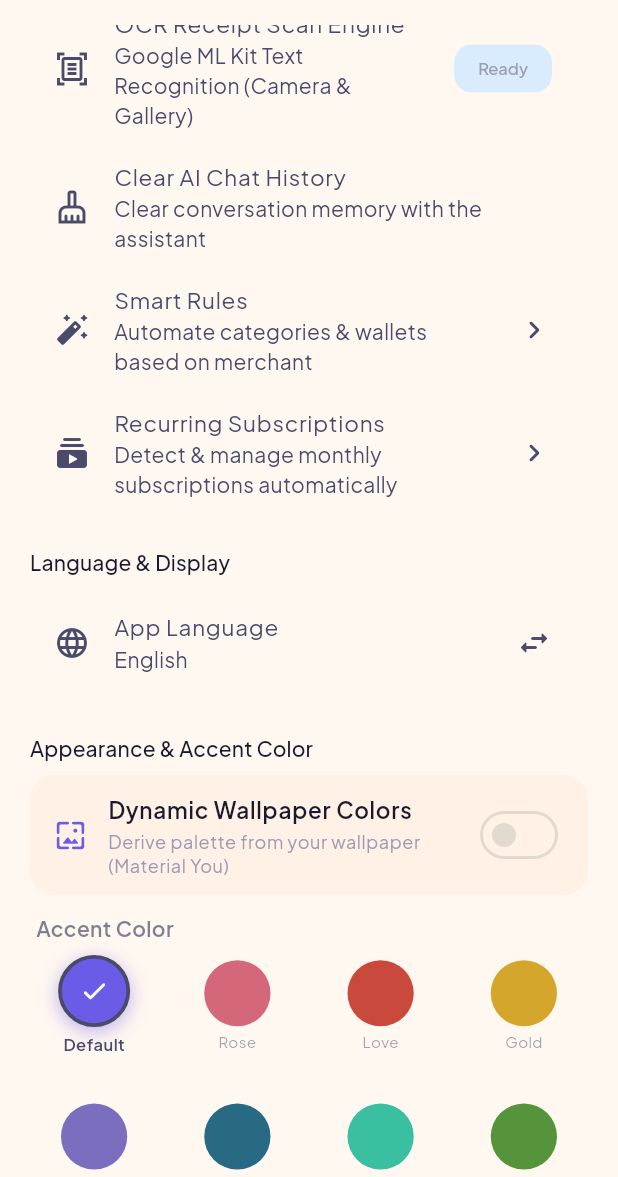
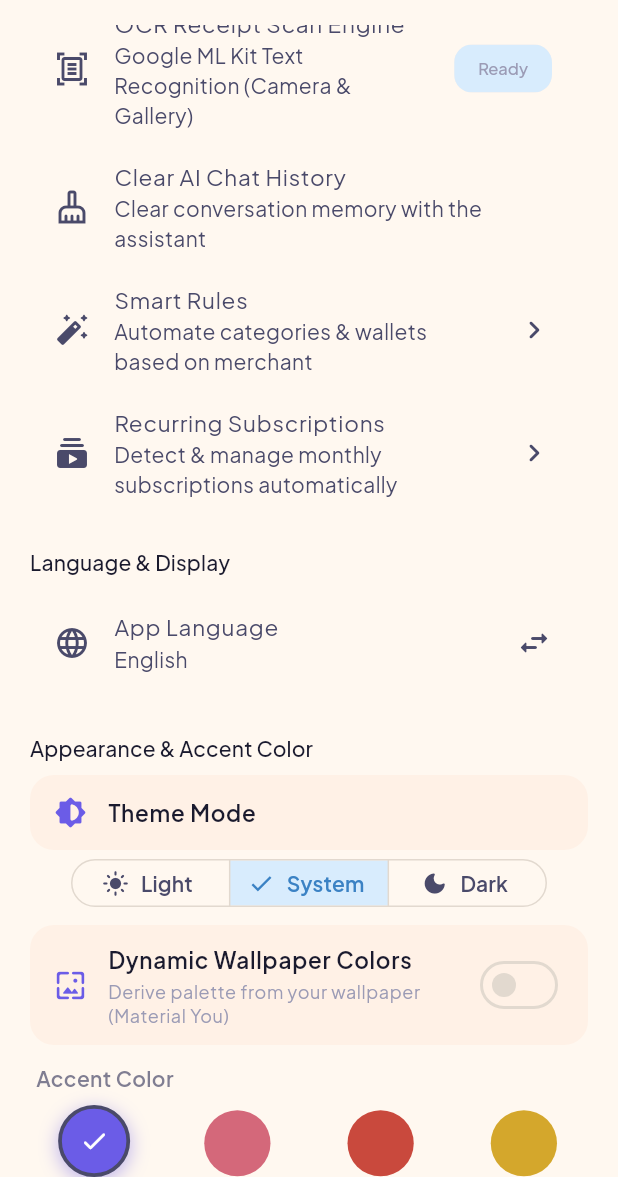
Before and after one commit to NaufalSaputraa/Sakuin, a Flutter app: the SettingsScreen screen opened by its route, scrolled down 1152 dp, on a phone screen of 412 x 824 dp, the part 59-1236 px from its top. Run offline on Flutter 3.47's test engine with Material 3 defaults, Android fonts, the phone set to English and light mode, and no system bars; drawn by our look-alikes of flutter_animate; our stand-ins replace dio, drift, drift_flutter, easy_localization, file_picker, fl_chart and 8 more; missing offline and left inert: google_mlkit_text_recognition, home_widget, litertlm, number_flow_flutter, quick_actions, receive_sharing_intent; accounts and stored records are empty; generated files the repository leaves out were written again; statements that could not run were skipped.

Commit message:
fix(ui): Lane D — icon hitam, about versi, scroll, light mode
- Categories FAB & wallets transfer icons pakai colorScheme.onPrimary/onSurface (no hardcoded black)
- Settings about: dynamic PackageInfo.fromPlatform versi (1.0.1+2) + add package_info_plus
- Settings scroll: ListView.builder → ListView(children) hilangkan lompat accent Grid
- Theme: ThemeMode provider (light/system/dark) + SegmentedButton di _AppearanceSection + main.dart watch themeModeProvider
- l10n: tambah theme_light/dark/system
- analyze 0

```diff
--- a/assets/translations/en.json
+++ b/assets/translations/en.json
@@ -179,6 +179,10 @@
     "dynamic_wallpaper_desc": "Derive palette from your wallpaper (Material You)",
     "accent_color": "Accent Color",
     "accent_default": "Default",
+    "theme_mode": "Theme Mode",
+    "theme_light": "Light",
+    "theme_dark": "Dark",
+    "theme_system": "System",
     "section_backup": "Backup & Restore",
     "section_about": "About Sakuin",
     "version": "Sakuin Version",
--- a/assets/translations/id.json
+++ b/assets/translations/id.json
@@ -179,6 +179,10 @@
     "dynamic_wallpaper_desc": "Derifkan palet dari wallpaper (Material You)",
     "accent_color": "Warna Aksen",
     "accent_default": "Default",
+    "theme_mode": "Mode Tema",
+    "theme_light": "Terang",
+    "theme_dark": "Gelap",
+    "theme_system": "Sistem",
     "section_backup": "Backup & Restore",
     "section_about": "Tentang Sakuin",
     "version": "Versi Sakuin",
--- a/lib/core/theme/theme_provider.dart
+++ b/lib/core/theme/theme_provider.dart
@@ -3,6 +3,63 @@ import 'package:flutter_riverpod/flutter_riverpod.dart';
 import 'package:shared_preferences/shared_preferences.dart';
 import '../constants/app_constants.dart';
 import 'color_schemes.dart';
+
+// ── Theme Mode ───────────────────────────────────────────────────────
+
+class ThemeModeState {
+  final ThemeMode mode;
+
+  const ThemeModeState({this.mode = ThemeMode.system});
+
+  ThemeModeState copyWith({ThemeMode? mode}) {
+    return ThemeModeState(mode: mode ?? this.mode);
+  }
+}
+
+class ThemeModeNotifier extends Notifier<ThemeModeState> {
+  @override
+  ThemeModeState build() {
+    _loadFromPrefs();
+    return const ThemeModeState();
+  }
+
+  Future<void> _loadFromPrefs() async {
+    final prefs = await SharedPreferences.getInstance();
+    final value = prefs.getString(AppConstants.themeKey) ?? 'system';
+    state = ThemeModeState(mode: _parseMode(value));
+  }
+
+  Future<void> setMode(ThemeMode mode) async {
+    state = ThemeModeState(mode: mode);
+    final prefs = await SharedPreferences.getInstance();
+    await prefs.setString(AppConstants.themeKey, _serializeMode(mode));
+  }
+
+  static ThemeMode _parseMode(String value) {
+    switch (value) {
+      case 'light':
+        return ThemeMode.light;
+      case 'dark':
+        return ThemeMode.dark;
+      default:
+        return ThemeMode.system;
+    }
+  }
+
+  static String _serializeMode(ThemeMode mode) {
+    switch (mode) {
+      case ThemeMode.light:
+        return 'light';
+      case ThemeMode.dark:
+        return 'dark';
+      case ThemeMode.system:
+        return 'system';
+    }
+  }
+}
+
+final themeModeProvider =
+    NotifierProvider<ThemeModeNotifier, ThemeModeState>(ThemeModeNotifier.new);
 
 // ── Accent Color ─────────────────────────────────────────────────────
 
--- a/lib/features/categories/presentation/categories_screen.dart
+++ b/lib/features/categories/presentation/categories_screen.dart
@@ -282,6 +282,7 @@ class _CategoriesScreenState extends ConsumerState<CategoriesScreen> with Single
 
   @override
   Widget build(BuildContext context) {
+    final theme = Theme.of(context);
     final expenseCategoriesAsync = ref.watch(expenseCategoriesProvider);
     final incomeCategoriesAsync = ref.watch(incomeCategoriesProvider);
 
@@ -330,8 +331,11 @@ class _CategoriesScreenState extends ConsumerState<CategoriesScreen> with Single
         onPressed: () {
           _showAddCategorySheet(context, isIncome: _tabController.index == 1);
         },
-        icon: const Icon(Icons.add_rounded),
-        label: const Text('Kategori Baru'),
+        icon: Icon(Icons.add_rounded, color: theme.colorScheme.onPrimary),
+        label: Text(
+          'Kategori Baru',
+          style: TextStyle(color: theme.colorScheme.onPrimary),
+        ),
       ),
     );
   }
--- a/lib/features/settings/presentation/settings_screen.dart
+++ b/lib/features/settings/presentation/settings_screen.dart
@@ -4,6 +4,7 @@ import 'package:easy_localization/easy_localization.dart';
 import 'package:go_router/go_router.dart';
 import 'package:shared_preferences/shared_preferences.dart';
 import 'package:flutter_animate/flutter_animate.dart';
+import 'package:package_info_plus/package_info_plus.dart';
 import '../../../core/constants/app_constants.dart';
 import '../../../core/theme/theme_provider.dart';
 import '../../../core/utils/currency_formatter.dart';
@@ -24,11 +25,13 @@ class SettingsScreen extends ConsumerStatefulWidget {
 
 class _SettingsScreenState extends ConsumerState<SettingsScreen> {
   String _userName = 'settings.default_user_name'.tr();
+  String _appVersion = '';
 
   @override
   void initState() {
     super.initState();
     _loadUserName();
+    _loadAppVersion();
   }
 
   Future<void> _loadUserName() async {
@@ -36,6 +39,13 @@ class _SettingsScreenState extends ConsumerState<SettingsScreen> {
     final name = prefs.getString(AppConstants.userNameKey);
     if (name != null && name.isNotEmpty && mounted) {
       setState(() => _userName = name);
+    }
+  }
+
+  Future<void> _loadAppVersion() async {
+    final info = await PackageInfo.fromPlatform();
+    if (mounted) {
+      setState(() => _appVersion = 'Versi ${info.version}+${info.buildNumber}');
     }
   }
 
@@ -326,7 +336,7 @@ class _SettingsScreenState extends ConsumerState<SettingsScreen> {
       ListTile(
         leading: const Icon(Icons.info_outline_rounded),
         title: Text('settings.version'.tr()),
-        subtitle: Text('settings.version_desc'.tr()),
+        subtitle: Text(_appVersion.isNotEmpty ? _appVersion : 'settings.version_desc'.tr()),
         shape: RoundedRectangleBorder(borderRadius: BorderRadius.circular(14)),
       ),
       const SizedBox(height: 40),
@@ -334,10 +344,9 @@ class _SettingsScreenState extends ConsumerState<SettingsScreen> {
 
     return Scaffold(
       appBar: AppBar(title: Text('settings.title'.tr())),
-      body: ListView.builder(
+      body: ListView(
         padding: const EdgeInsets.symmetric(horizontal: 20, vertical: 12),
-        itemCount: sections.length,
-        itemBuilder: (context, index) => sections[index],
+        children: sections,
       ),
     );
   }
@@ -745,10 +754,66 @@ class _AppearanceSection extends ConsumerWidget {
     final isDark = theme.brightness == Brightness.dark;
     final accentState = ref.watch(accentColorProvider);
     final dynamicState = ref.watch(dynamicWallpaperProvider);
+    final themeModeState = ref.watch(themeModeProvider);
 
     return Column(
       children: [
-        // Dynamic Wallpaper Toggle
+        // Theme Mode Toggle
+        Card(
+          child: Padding(
+            padding: const EdgeInsets.symmetric(horizontal: 16, vertical: 14),
+            child: Row(
+              children: [
+                Icon(
+                  Icons.brightness_6_rounded,
+                  color: colorScheme.primary,
+                  size: 22,
+                ),
+                const SizedBox(width: 14),
+                Expanded(
+                  child: Text(
+                    'settings.theme_mode'.tr(),
+                    style: theme.textTheme.bodyLarge?.copyWith(
+                      fontWeight: FontWeight.w600,
+                    ),
+                  ),
+                ),
+              ],
+            ),
+          ),
+        ),
+        const SizedBox(height: 6),
+        SegmentedButton<ThemeMode>(
+          segments: [
+            ButtonSegment(
+              value: ThemeMode.light,
+              label: Text('settings.theme_light'.tr()),
+              icon: const Icon(Icons.light_mode_rounded, size: 18),
+            ),
+            ButtonSegment(
+              value: ThemeMode.system,
+              label: Text('settings.theme_system'.tr()),
+              icon: const Icon(Icons.brightness_auto_rounded, size: 18),
+            ),
+            ButtonSegment(
+              value: ThemeMode.dark,
+              label: Text('settings.theme_dark'.tr()),
+              icon: const Icon(Icons.dark_mode_rounded, size: 18),
+            ),
+          ],
+          selected: {themeModeState.mode},
+          onSelectionChanged: (selected) {
+            ref.read(themeModeProvider.notifier).setMode(selected.first);
+          },
+          style: ButtonStyle(
+            visualDensity: VisualDensity.compact,
+            tapTargetSize: MaterialTapTargetSize.shrinkWrap,
+            padding: WidgetStateProperty.all(
+              const EdgeInsets.symmetric(horizontal: 12, vertical: 8),
+            ),
+          ),
+        ),
+        const SizedBox(height: 12),
         Card(
           child: Padding(
             padding: const EdgeInsets.symmetric(horizontal: 16, vertical: 12),
--- a/lib/features/wallets/presentation/wallets_screen.dart
+++ b/lib/features/wallets/presentation/wallets_screen.dart
@@ -508,8 +508,11 @@ class _WalletsScreenState extends ConsumerState<WalletsScreen> {
               final root = digitalRootAsync.asData?.value;
               _showAddWalletSheet(context, root?.id);
             },
-            icon: const Icon(Icons.add, size: 16),
-            label: const Text('Tambah'),
+            icon: Icon(Icons.add, size: 16, color: theme.colorScheme.primary),
+            label: Text(
+              'Tambah',
+              style: TextStyle(color: theme.colorScheme.primary),
+            ),
           ),
         ],
       ),
@@ -560,8 +563,11 @@ class _WalletsScreenState extends ConsumerState<WalletsScreen> {
               final root = digitalRootAsync.asData?.value;
               _showAddWalletSheet(context, root?.id);
             },
-            icon: const Icon(Icons.add, size: 16),
-            label: const Text('Tambah'),
+            icon: Icon(Icons.add, size: 16, color: theme.colorScheme.primary),
+            label: Text(
+              'Tambah',
+              style: TextStyle(color: theme.colorScheme.primary),
+            ),
           ),
         ],
       ),
@@ -635,7 +641,7 @@ class _WalletsScreenState extends ConsumerState<WalletsScreen> {
         title: const Text('Kelola Dompet & Saldo'),
         actions: [
           IconButton(
-            icon: const Icon(Icons.swap_horiz_rounded),
+            icon: Icon(Icons.swap_horiz_rounded, color: theme.colorScheme.onSurface),
             tooltip: 'Transfer Antar Dompet',
             onPressed: () {
               final wallets = allWalletsAsync.asData?.value ?? [];
@@ -654,8 +660,11 @@ class _WalletsScreenState extends ConsumerState<WalletsScreen> {
           final wallets = allWalletsAsync.asData?.value ?? [];
           _showTransferSheet(context, wallets);
         },
-        icon: const Icon(Icons.swap_horiz_rounded),
-        label: const Text('Transfer Saldo'),
+        icon: Icon(Icons.swap_horiz_rounded, color: theme.colorScheme.onPrimary),
+        label: Text(
+          'Transfer Saldo',
+          style: TextStyle(color: theme.colorScheme.onPrimary),
+        ),
         backgroundColor: theme.colorScheme.primary,
         foregroundColor: theme.colorScheme.onPrimary,
       ),
--- a/lib/main.dart
+++ b/lib/main.dart
@@ -48,13 +48,14 @@ class _SakuinAppState extends ConsumerState<SakuinApp> {
   Widget build(BuildContext context) {
     final brightness = MediaQuery.platformBrightnessOf(context);
     final colorScheme = ref.watch(resolvedColorSchemeProvider(brightness));
+    final themeModeState = ref.watch(themeModeProvider);
 
     return MaterialApp.router(
       title: 'Sakuin',
       debugShowCheckedModeBanner: false,
       theme: AppTheme.light(scheme: colorScheme),
       darkTheme: AppTheme.dark(scheme: colorScheme),
-      themeMode: ThemeMode.system,
+      themeMode: themeModeState.mode,
       localizationsDelegates: context.localizationDelegates,
       supportedLocales: context.supportedLocales,
       locale: context.locale,
--- a/pubspec.yaml
+++ b/pubspec.yaml
@@ -45,6 +45,7 @@ dependencies:
   dynamic_color: ^1.7.0
   flutter_secure_storage: ^11.0.0
   share_plus: ^13.3.0
+  package_info_plus: ^10.2.1
   # Share Import: receive text shared from banking/e-wallet apps (BCA, GoPay, OVO, Dana)
   receive_sharing_intent: ^1.8.2
   speech_to_text: ^7.1.0
```
Also changed, not shown: pubspec.lock.
